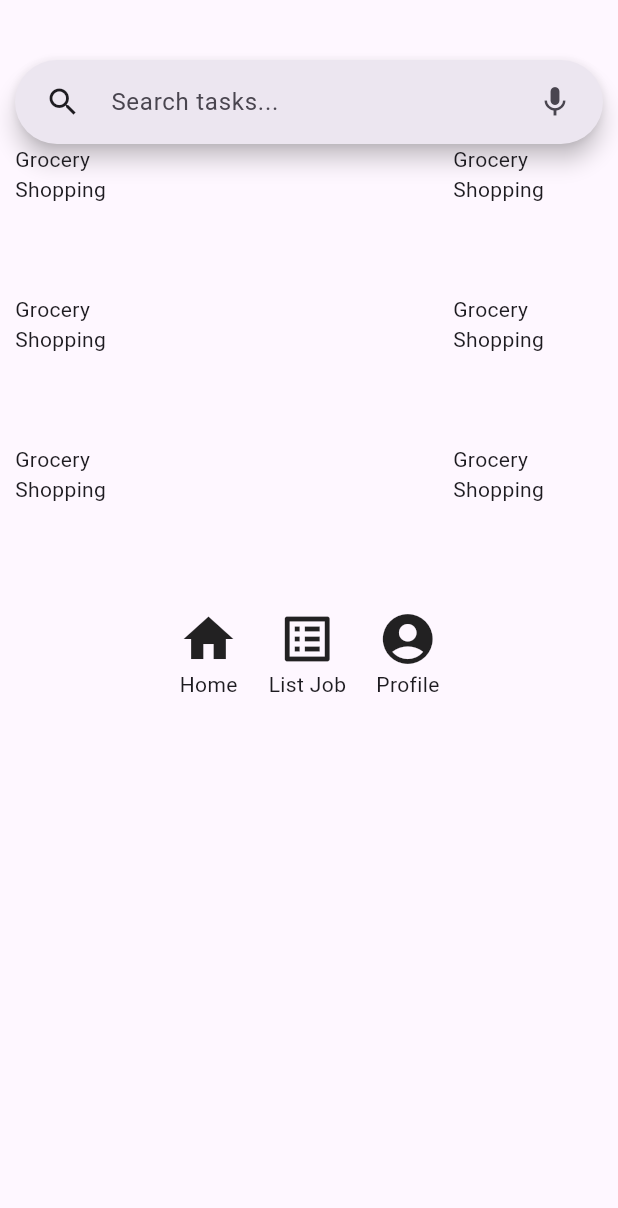
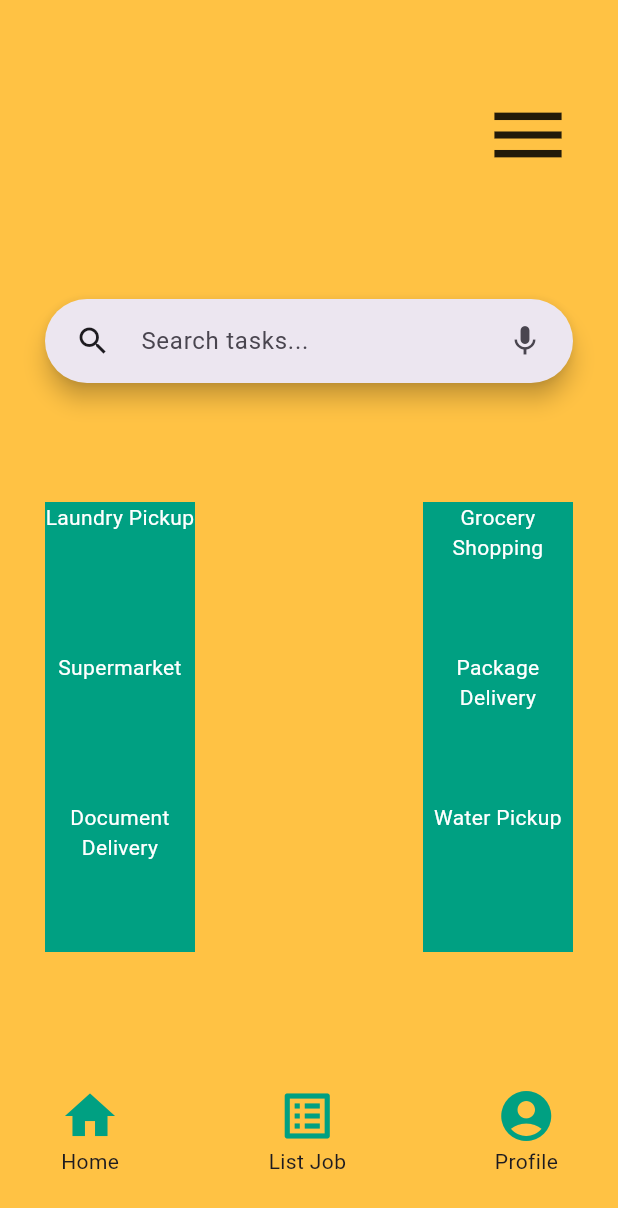
Before and after one commit to SundayOlubode/chindi, a Flutter app: the screen it shows after launch, on a phone screen of 412 x 824 dp. Shown: the top 1208 px of the screen. Run offline on Flutter 3.47's test engine with Material 3 defaults, Android fonts, the phone set to English and light mode, and no system bars.

Commit message:
chore: hexcolor, tast category

```diff
--- a/lib/routes/task_menu.dart
+++ b/lib/routes/task_menu.dart
@@ -1,20 +1,39 @@
 import 'package:flutter/material.dart';
+import 'package:flutter/widgets.dart';
 
 class TaskMenu extends StatelessWidget {
+  final int color1 = int.parse('0xffFFC244');
+  final int color2 = int.parse('0xff00A082');
+
   @override
   Widget build(BuildContext context) {
     return Scaffold(
-      // backgroundColor: Color.fromARGB(0, 233, 174, 55),
+      backgroundColor: Color(color1),
       body: Padding(
-        padding: const EdgeInsets.all((10)),
+        padding: const EdgeInsets.all((30)),
         child: Column(
           crossAxisAlignment: CrossAxisAlignment.start,
           children: <Widget>[
             const SizedBox(
               height: 30.0,
             ),
+            const Row(
+              mainAxisAlignment: MainAxisAlignment.end,
+              children: <Widget>[
+                Icon(Icons.menu, size: 60),
+              ],
+            ),
+            Expanded(
+              child: Container(),
+            ),
             _buildSearchBar(context),
+            Expanded(
+              child: Container(),
+            ),
             _buildTaskCategories(context),
+            Expanded(
+              child: Container(),
+            ),
             _buildFooter(context),
           ],
         ),
@@ -41,41 +60,39 @@ class TaskMenu extends StatelessWidget {
   Widget _buildTaskCategories(BuildContext context) {
     return Row(
       children: <Widget>[
-        _buildTaskColumn(context),
+        Column(
+          crossAxisAlignment: CrossAxisAlignment.center,
+          children: <Widget>[
+            _buildTaskCategoryContext('Laundry Pickup'),
+            _buildTaskCategoryContext('Supermarket'),
+            _buildTaskCategoryContext('Document Delivery'),
+          ],
+        ),
         Expanded(
           child: Container(),
         ),
-        _buildTaskColumn(context),
+        Column(
+          crossAxisAlignment: CrossAxisAlignment.center,
+          children: <Widget>[
+            _buildTaskCategoryContext('Grocery Shopping'),
+            _buildTaskCategoryContext('Package Delivery'),
+            _buildTaskCategoryContext('Water Pickup'),
+          ],
+        ),
       ],
     );
   }
 
-  Widget _buildTaskColumn(BuildContext context) {
-    return const Column(
-      crossAxisAlignment: CrossAxisAlignment.center,
-      children: <Widget>[
-        SizedBox(
-          height: 100,
-          width: 100,
-          child: Text(
-            'Grocery Shopping',
-          ),
-        ),
-        SizedBox(
-          height: 100,
-          width: 100,
-          child: Text(
-            'Grocery Shopping',
-          ),
-        ),
-        SizedBox(
-          height: 100,
-          width: 100,
-          child: Text(
-            'Grocery Shopping',
-          ),
-        ),
-      ],
+  Widget _buildTaskCategoryContext(String text) {
+    return Container(
+      height: 100,
+      width: 100,
+      color: Color(color2),
+      child: Text(
+        text,
+        style: const TextStyle(color: Colors.white),
+        textAlign: TextAlign.center,
+      ),
     );
   }
 
@@ -83,8 +100,17 @@ class TaskMenu extends StatelessWidget {
     return Row(
       mainAxisAlignment: MainAxisAlignment.center,
       children: <Widget>[
-        _buildIcon(Icons.home, 'Home'),
+        _buildIcon(
+          Icons.home,
+          'Home',
+        ),
+        Expanded(
+          child: Container(),
+        ),
         _buildIcon(Icons.list_alt_outlined, 'List Job'),
+        Expanded(
+          child: Container(),
+        ),
         _buildIcon(Icons.account_circle_rounded, 'Profile'),
       ],
     );
@@ -95,7 +121,7 @@ class TaskMenu extends StatelessWidget {
       padding: const EdgeInsets.all(10),
       child: Column(
         children: <Widget>[
-          Icon(icon, size: 40),
+          Icon(icon, size: 40, color: Color(color2)),
           Text(text),
         ],
       ),
```
